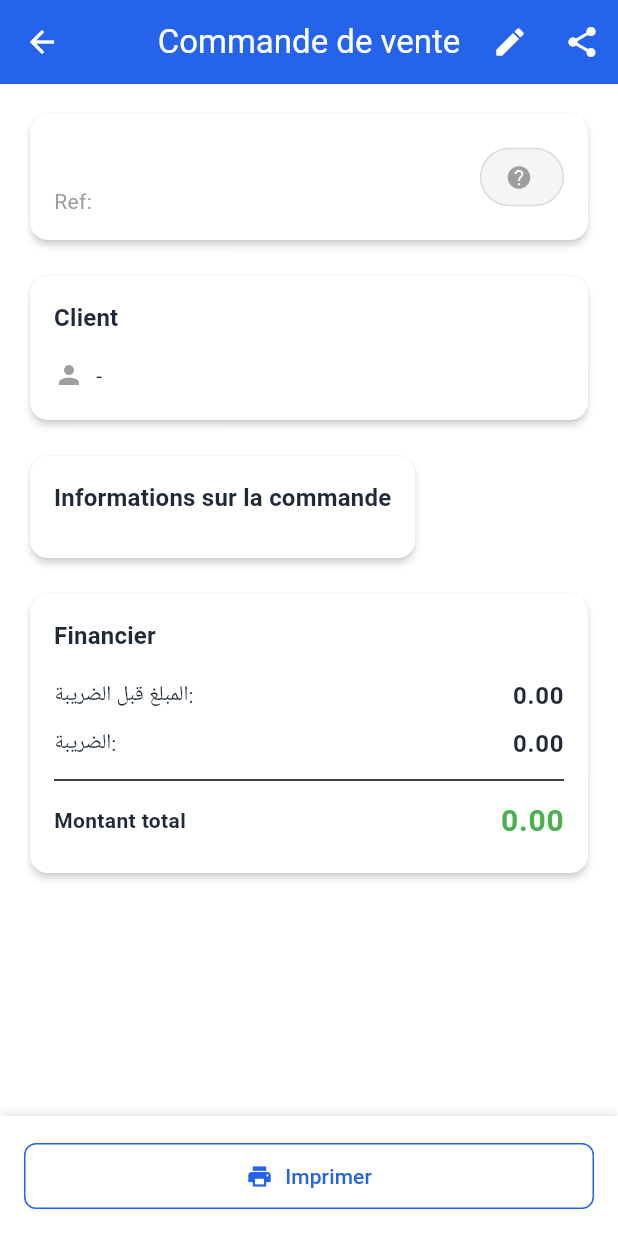
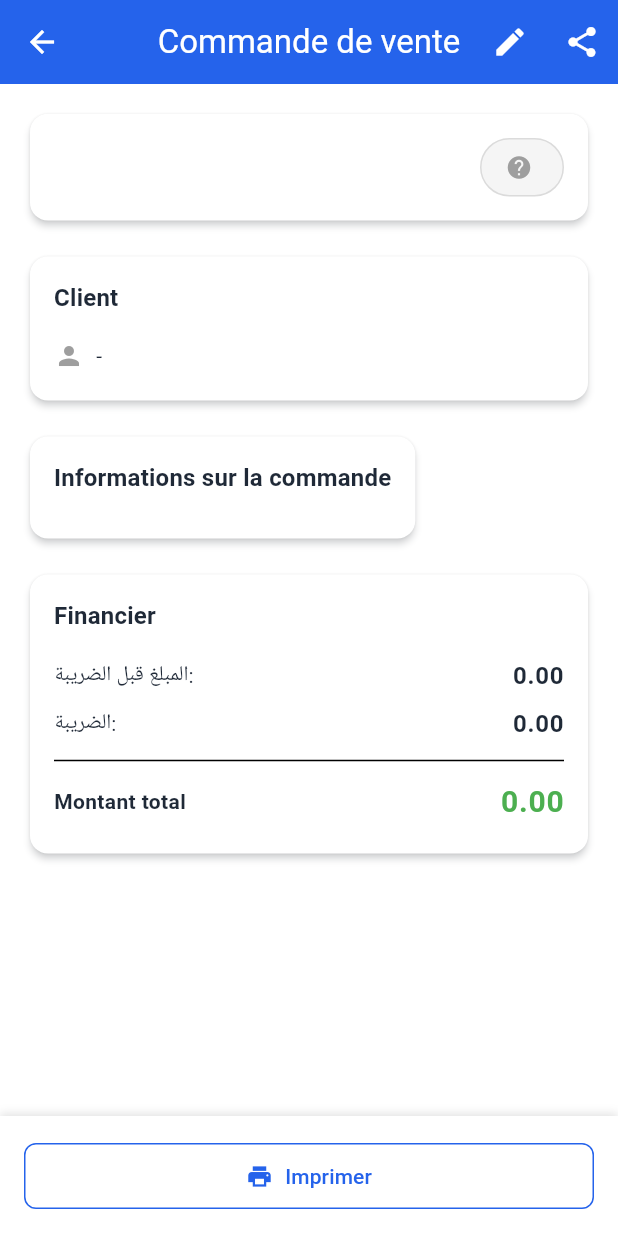
Before and after one commit to geniustep/routy, a Flutter app: the SaleOrderDetailsScreen screen opened directly with empty values, on a phone screen of 412 x 824 dp. Run offline on Flutter 3.47's test engine with Material 3 defaults, Android fonts, the phone set to English and light mode, and no system bars; our stand-ins replace dio, geolocator, get, google_maps_flutter, hive_flutter, logger and 3 more; accounts and stored records are empty; network calls fail; project files that could hold a hidden picture were left out.

Commit message:
sale detaile test

```diff
--- a/lib/models/sales/sale_order_model.dart
+++ b/lib/models/sales/sale_order_model.dart
@@ -414,6 +414,33 @@ class SaleOrderModel extends BaseModel {
   /// عدد أسطر الطلب
   int get linesCount => orderLineIds.length;
 
+  /// الملاحظات (آمنة من false)
+  String? get noteText {
+    if (note == null || note == false) return null;
+    if (note is String && (note as String).isNotEmpty) {
+      return note as String;
+    }
+    return null;
+  }
+
+  /// مرجع العميل (آمنة من false)
+  String? get clientOrderRefText {
+    if (clientOrderRef == null || clientOrderRef == false) return null;
+    if (clientOrderRef is String && (clientOrderRef as String).isNotEmpty) {
+      return clientOrderRef as String;
+    }
+    return null;
+  }
+
+  /// المرجع (آمنة من false)
+  String? get referenceText {
+    if (reference == null || reference == false) return null;
+    if (reference is String && (reference as String).isNotEmpty) {
+      return reference as String;
+    }
+    return null;
+  }
+
   /// المبلغ الإجمالي منسق
   String get totalAmountFormatted {
     final currency = currencyName ?? '';
--- a/lib/screens/sales/sale_order_details_screen.dart
+++ b/lib/screens/sales/sale_order_details_screen.dart
@@ -17,7 +17,7 @@ class SaleOrderDetailsScreen extends StatelessWidget {
     return Scaffold(
       appBar: AppBar(
         title: Text(
-          order.orderName.isNotEmpty ? order.orderName : l10n.sale_order,
+          order.orderName.isEmpty ? l10n.sale_order : order.orderName,
         ),
         actions: [
           IconButton(
@@ -52,8 +52,7 @@ class SaleOrderDetailsScreen extends StatelessWidget {
             const SizedBox(height: 16),
 
             // الملاحظات
-            if (order.note != null && order.note!.isNotEmpty)
-              _buildNotesCard(theme, l10n),
+            if (order.noteText != null) _buildNotesCard(theme, l10n),
           ],
         ),
       ),
@@ -81,9 +80,9 @@ class SaleOrderDetailsScreen extends StatelessWidget {
                         fontWeight: FontWeight.bold,
                       ),
                     ),
-                    if (order.clientOrderRef != null)
+                    if (order.clientOrderRefText != null)
                       Text(
-                        'Ref: ${order.clientOrderRef}',
+                        'Ref: ${order.clientOrderRefText}',
                         style: theme.textTheme.bodyMedium?.copyWith(
                           color: Colors.grey,
                         ),
@@ -101,7 +100,7 @@ class SaleOrderDetailsScreen extends StatelessWidget {
 
   /// شارة الحالة
   Widget _buildStatusBadge(ThemeData theme) {
-    final statusInfo = _getStatusInfo(order.state ?? 'draft');
+    final statusInfo = _getStatusInfo(order.stateLabel);
 
     return Container(
       padding: const EdgeInsets.symmetric(horizontal: 16, vertical: 8),
@@ -260,7 +259,7 @@ class SaleOrderDetailsScreen extends StatelessWidget {
               ),
             ),
             const SizedBox(height: 12),
-            Text(order.note!, style: theme.textTheme.bodyMedium),
+            Text(order.noteText ?? '', style: theme.textTheme.bodyMedium),
           ],
         ),
       ),
```
Also changed, not shown: lib/screens/sales/sales_orders_screen.dart (+8 -8 lines).
